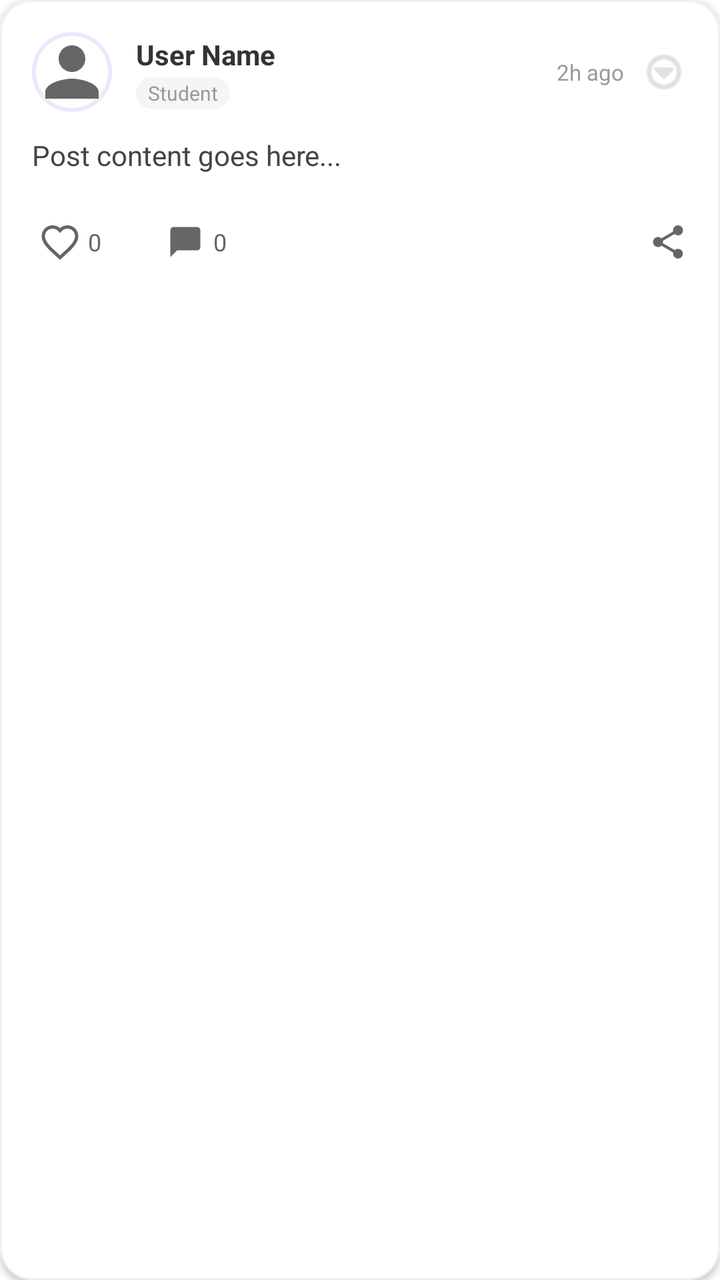
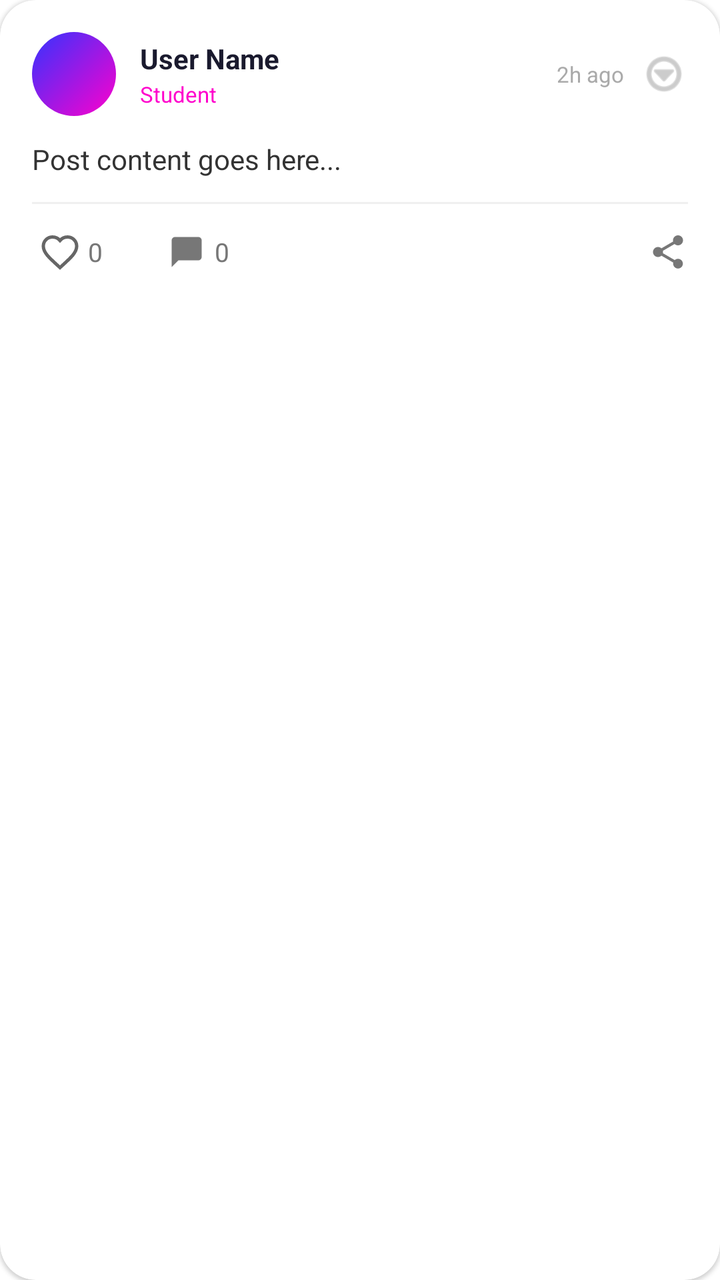

Before-and-after screenshots of an Android layout around one commit, followed by the original layout XML and the change that was made.
<!-- AndroidManifest.xml: application theme Theme.MXNexus -->
<!-- res/layout/item_post.xml -->
<?xml version="1.0" encoding="utf-8"?>
<com.google.android.material.card.MaterialCardView xmlns:android="http://schemas.android.com/apk/res/android"
    xmlns:app="http://schemas.android.com/apk/res-auto"
    android:layout_width="match_parent"
    android:layout_height="wrap_content"
    android:layout_marginHorizontal="16dp"
    android:layout_marginVertical="8dp"
    app:cardCornerRadius="16dp"
    app:cardElevation="2dp"
    app:strokeWidth="1dp"
    app:strokeColor="#F0F0F0"
    app:cardBackgroundColor="#FFFFFF">

    <LinearLayout
        android:layout_width="match_parent"
        android:layout_height="wrap_content"
        android:orientation="vertical"
        android:padding="16dp"
        android:background="#FFFFFF">

        
        <androidx.constraintlayout.widget.ConstraintLayout
            android:layout_width="match_parent"
            android:layout_height="wrap_content"
            android:layout_marginBottom="12dp">

            <ImageView
                android:id="@+id/imgPostAvatar"
                android:layout_width="40dp"
                android:layout_height="40dp"
                android:src="@drawable/ic_profile"
                android:background="@drawable/circle_avatar"
                android:scaleType="centerCrop"
                app:layout_constraintStart_toStartOf="parent"
                app:layout_constraintTop_toTopOf="parent"
                app:layout_constraintBottom_toBottomOf="parent" />

            <LinearLayout
                android:id="@+id/layoutUserInfo"
                android:layout_width="0dp"
                android:layout_height="wrap_content"
                android:orientation="vertical"
                android:layout_marginStart="12dp"
                android:layout_marginEnd="8dp"
                app:layout_constraintStart_toEndOf="@id/imgPostAvatar"
                app:layout_constraintTop_toTopOf="parent"
                app:layout_constraintBottom_toBottomOf="parent"
                app:layout_constraintEnd_toStartOf="@id/tvPostTime">

                <TextView
                    android:id="@+id/tvPostUserName"
                    android:layout_width="wrap_content"
                    android:layout_height="wrap_content"
                    android:text="User Name"
                    android:textStyle="bold"
                    android:textColor="#333333"
                    android:textSize="14sp"
                    android:singleLine="true"
                    android:ellipsize="end" />

                <TextView
                    android:id="@+id/tvPostRole"
                    android:layout_width="wrap_content"
                    android:layout_height="wrap_content"
                    android:text="Student"
                    android:textColor="#999999"
                    android:textSize="10sp"
                    android:paddingHorizontal="6dp"
                    android:paddingVertical="1dp"
                    android:layout_marginTop="2dp"
                    android:background="@drawable/role_badge" />
            </LinearLayout>

            <TextView
                android:id="@+id/tvPostTime"
                android:layout_width="wrap_content"
                android:layout_height="wrap_content"
                android:text="2h ago"
                android:textColor="#999999"
                android:textSize="11sp"
                android:layout_marginEnd="8dp"
                app:layout_constraintEnd_toStartOf="@id/btnPostMore"
                app:layout_constraintTop_toTopOf="parent"
                app:layout_constraintBottom_toBottomOf="parent" />

            <ImageView
                android:id="@+id/btnPostMore"
                android:layout_width="24dp"
                android:layout_height="24dp"
                android:src="@android:drawable/ic_menu_more"
                app:tint="#CCCCCC"
                app:layout_constraintEnd_toEndOf="parent"
                app:layout_constraintTop_toTopOf="parent"
                app:layout_constraintBottom_toBottomOf="parent" />

            
            <TextView
                android:id="@+id/btnFollow"
                android:layout_width="wrap_content"
                android:layout_height="wrap_content"
                android:text="Connect"
                android:textColor="#FF00CC"
                android:textStyle="bold"
                android:textSize="12sp"
                android:visibility="gone"
                app:layout_constraintEnd_toEndOf="parent"
                app:layout_constraintTop_toTopOf="parent" />
        </androidx.constraintlayout.widget.ConstraintLayout>

        
        <TextView
            android:id="@+id/tvPostContent"
            android:layout_width="match_parent"
            android:layout_height="wrap_content"
            android:text="Post content goes here..."
            android:textColor="#444444"
            android:textSize="14sp"
            android:lineSpacingMultiplier="1.2"
            android:layout_marginBottom="12dp" />

        
        <com.google.android.material.imageview.ShapeableImageView
            android:id="@+id/imgPostPhoto"
            android:layout_width="match_parent"
            android:layout_height="220dp"
            android:scaleType="centerCrop"
            android:visibility="gone"
            app:shapeAppearanceOverlay="@style/RoundedCorners"
            android:layout_marginBottom="12dp" />

        
        <LinearLayout
            android:layout_width="match_parent"
            android:layout_height="wrap_content"
            android:orientation="horizontal"
            android:gravity="center_vertical"
            android:layout_marginTop="8dp">

            <LinearLayout
                android:id="@+id/btnPostLike"
                android:layout_width="wrap_content"
                android:layout_height="wrap_content"
                android:orientation="horizontal"
                android:gravity="center_vertical"
                android:padding="4dp">
                <ImageView
                    android:id="@+id/icLike"
                    android:layout_width="20dp"
                    android:layout_height="20dp"
                    android:src="@drawable/ic_heart_outline" />
                <TextView
                    android:id="@+id/tvPostLikeCount"
                    android:layout_width="wrap_content"
                    android:layout_height="wrap_content"
                    android:text="0"
                    android:textSize="12sp"
                    android:textColor="#666666"
                    android:layout_marginStart="4dp" />
            </LinearLayout>

            <LinearLayout
                android:id="@+id/btnPostComment"
                android:layout_width="wrap_content"
                android:layout_height="wrap_content"
                android:orientation="horizontal"
                android:gravity="center_vertical"
                android:layout_marginStart="24dp"
                android:padding="4dp">
                <ImageView
                    android:layout_width="20dp"
                    android:layout_height="20dp"
                    android:src="@drawable/ic_comment"
                    app:tint="#666666" />
                <TextView
                    android:id="@+id/tvPostCommentCount"
                    android:layout_width="wrap_content"
                    android:layout_height="wrap_content"
                    android:text="0"
                    android:textSize="12sp"
                    android:textColor="#666666"
                    android:layout_marginStart="4dp" />
            </LinearLayout>

            <ImageView
                android:id="@+id/btnPostMessage"
                android:layout_width="20dp"
                android:layout_height="20dp"
                android:src="@drawable/ic_message"
                android:layout_marginStart="24dp"
                app:tint="#666666"
                android:visibility="gone" />

            <View
                android:layout_width="0dp"
                android:layout_height="0dp"
                android:layout_weight="1" />

            <ImageView
                android:id="@+id/btnPostShare"
                android:layout_width="20dp"
                android:layout_height="20dp"
                android:src="@drawable/ic_share"
                app:tint="#666666" />

        </LinearLayout>
    </LinearLayout>
</com.google.android.material.card.MaterialCardView>
<!-- resources referenced by this layout -->
<resources>
  <!-- drawable circle_avatar (drawable) -->
  <?xml version="1.0" encoding="utf-8"?>
  <shape xmlns:android="http://schemas.android.com/apk/res/android"
      android:shape="oval">
      <solid android:color="#FFFFFF"/>
      <stroke android:width="2dp" android:color="#F0E6FF"/>
  </shape>
  <!-- drawable ic_comment (drawable) -->
  <vector xmlns:android="http://schemas.android.com/apk/res/android"
      android:width="24dp"
      android:height="24dp"
      android:viewportWidth="24"
      android:viewportHeight="24">
    <path
        android:pathData="M21,15c0,1.1 -0.9,2 -2,2H7l-4,4V5c0,-1.1 0.9,-2 2,-2h14c1.1,0 2,0.9 2,2v10z"
        android:fillColor="#666666"/>
  </vector>
  <!-- drawable ic_heart_outline (drawable) -->
  <vector xmlns:android="http://schemas.android.com/apk/res/android"
      android:width="24dp"
      android:height="24dp"
      android:viewportWidth="24"
      android:viewportHeight="24">
      <path
          android:fillColor="#00000000"
          android:strokeColor="#666666"
          android:strokeWidth="2"
          android:pathData="M16.5,3c-1.74,0 -3.41,0.81 -4.5,2.09C10.91,3.81 9.24,3 7.5,3 4.42,3 2,5.42 2,8.5c0,3.78 3.4,6.86 8.55,11.54L12,21.35l1.45,-1.32C18.6,15.36 22,12.28 22,8.5 22,5.42 19.58,3 16.5,3z"/>
  </vector>
  <!-- drawable ic_message (drawable) -->
  <?xml version="1.0" encoding="utf-8"?>
  <vector xmlns:android="http://schemas.android.com/apk/res/android"
      android:width="24dp"
      android:height="24dp"
      android:viewportWidth="24"
      android:viewportHeight="24">
      <path
          android:fillColor="#666666"
          android:pathData="M20,2H4C2.9,2 2,2.9 2,4v18l4,-4h14c1.1,0 2,-0.9 2,-2V4C22,2.9 21.1,2 20,2z"/>
  </vector>
  <!-- drawable ic_profile (drawable) -->
  <vector xmlns:android="http://schemas.android.com/apk/res/android"
      android:width="24dp"
      android:height="24dp"
      android:viewportWidth="24"
      android:viewportHeight="24">
    <path
        android:pathData="M12,12c2.21,0 4,-1.79 4,-4s-1.79,-4 -4,-4 -4,1.79 -4,4 1.79,4 4,4zm0,2c-2.67,0 -8,1.34 -8,4v2h16v-2c0,-2.66 -5.33,-4 -8,-4z"
        android:fillColor="#666666"/>
  </vector>
  <!-- drawable role_badge (drawable) -->
  <?xml version="1.0" encoding="utf-8"?>
  <shape xmlns:android="http://schemas.android.com/apk/res/android">
      <solid android:color="#F5F5F5" />
      <corners android:radius="8dp" />
      <padding android:left="10dp" android:right="10dp" android:top="2dp" android:bottom="2dp" />
  </shape>
  <style name="RoundedCorners">
          <item name="cornerFamily">rounded</item>
          <item name="cornerSize">12dp</item>
      </style>
  <style name="Theme.MXNexus" parent="Base.Theme.MXNexus" />
  <style name="Base.Theme.MXNexus" parent="Theme.Material3.Light.NoActionBar">
          <item name="colorPrimary">@color/primary</item>
          <item name="colorOnPrimary">@color/surface</item>
          <item name="colorSecondary">@color/accent</item>
          <item name="android:colorBackground">@color/background</item>
          <item name="android:fontFamily">sans-serif</item>
          <item name="android:textColorPrimary">#1A1A2E</item>
          <item name="materialButtonStyle">@style/WhiteTextButton</item>
      </style>
  <color name="primary">#FF00CC</color>
  <color name="surface">#FFFFFF</color>
  <color name="accent">#3333FF</color>
  <color name="background">#FFFFFF</color>
  <style name="WhiteTextButton" parent="Widget.MaterialComponents.Button">
          <item name="android:textColor">#FFFFFF</item>
      </style>
  <!-- unchanged entries left out for length: 1 -->
</resources>

<!-- the commit's change to res/layout/item_post.xml (unified diff, before → after) -->
@@ -3,20 +3,18 @@
     xmlns:app="http://schemas.android.com/apk/res-auto"
     android:layout_width="match_parent"
     android:layout_height="wrap_content"
-    android:layout_marginHorizontal="16dp"
-    android:layout_marginVertical="8dp"
-    app:cardCornerRadius="16dp"
-    app:cardElevation="2dp"
-    app:strokeWidth="1dp"
-    app:strokeColor="#F0F0F0"
-    app:cardBackgroundColor="#FFFFFF">
+    android:layout_marginHorizontal="12dp"
+    android:layout_marginVertical="5dp"
+    app:cardCornerRadius="18dp"
+    app:cardElevation="1dp"
+    app:strokeWidth="0dp"
+    app:cardBackgroundColor="@color/card_bg">
 
     <LinearLayout
         android:layout_width="match_parent"
         android:layout_height="wrap_content"
         android:orientation="vertical"
-        android:padding="16dp"
-        android:background="#FFFFFF">
+        android:padding="16dp">
 
         
         <androidx.constraintlayout.widget.ConstraintLayout
@@ -24,16 +22,31 @@
             android:layout_height="wrap_content"
             android:layout_marginBottom="12dp">
 
-            <ImageView
-                android:id="@+id/imgPostAvatar"
-                android:layout_width="40dp"
-                android:layout_height="40dp"
-                android:src="@drawable/ic_profile"
-                android:background="@drawable/circle_avatar"
-                android:scaleType="centerCrop"
+            <FrameLayout
+                android:id="@+id/layoutPostAvatar"
+                android:layout_width="42dp"
+                android:layout_height="42dp"
                 app:layout_constraintStart_toStartOf="parent"
                 app:layout_constraintTop_toTopOf="parent"
-                app:layout_constraintBottom_toBottomOf="parent" />
+                app:layout_constraintBottom_toBottomOf="parent">
+
+                <TextView
+                    android:id="@+id/tvPostAvatarInitial"
+                    android:layout_width="match_parent"
+                    android:layout_height="match_parent"
+                    android:background="@drawable/gradient_avatar_bg"
+                    android:gravity="center"
+                    android:textColor="#FFFFFF"
+                    android:textSize="18sp"
+                    android:textStyle="bold" />
+
+                <ImageView
+                    android:id="@+id/imgPostAvatar"
+                    android:layout_width="match_parent"
+                    android:layout_height="match_parent"
+                    android:scaleType="centerCrop"
+                    android:visibility="gone" />
+            </FrameLayout>
 
             <LinearLayout
                 android:id="@+id/layoutUserInfo"
@@ -42,7 +55,7 @@
                 android:orientation="vertical"
                 android:layout_marginStart="12dp"
                 android:layout_marginEnd="8dp"
-                app:layout_constraintStart_toEndOf="@id/imgPostAvatar"
+                app:layout_constraintStart_toEndOf="@id/layoutPostAvatar"
                 app:layout_constraintTop_toTopOf="parent"
                 app:layout_constraintBottom_toBottomOf="parent"
                 app:layout_constraintEnd_toStartOf="@id/tvPostTime">
@@ -53,7 +66,7 @@
                     android:layout_height="wrap_content"
                     android:text="User Name"
                     android:textStyle="bold"
-                    android:textColor="#333333"
+                    android:textColor="@color/text_dark"
                     android:textSize="14sp"
                     android:singleLine="true"
                     android:ellipsize="end" />
@@ -63,12 +76,9 @@
                     android:layout_width="wrap_content"
                     android:layout_height="wrap_content"
                     android:text="Student"
-                    android:textColor="#999999"
-                    android:textSize="10sp"
-                    android:paddingHorizontal="6dp"
-                    android:paddingVertical="1dp"
-                    android:layout_marginTop="2dp"
-                    android:background="@drawable/role_badge" />
+                    android:textColor="@color/primary"
+                    android:textSize="11sp"
+                    android:layout_marginTop="1dp" />
             </LinearLayout>
 
             <TextView
@@ -76,7 +86,7 @@
                 android:layout_width="wrap_content"
                 android:layout_height="wrap_content"
                 android:text="2h ago"
-                android:textColor="#999999"
+                android:textColor="@color/text_hint"
                 android:textSize="11sp"
                 android:layout_marginEnd="8dp"
                 app:layout_constraintEnd_toStartOf="@id/btnPostMore"
@@ -88,7 +98,8 @@
                 android:layout_width="24dp"
                 android:layout_height="24dp"
                 android:src="@android:drawable/ic_menu_more"
-                app:tint="#CCCCCC"
+                app:tint="@color/text_hint"
+                android:background="?attr/selectableItemBackgroundBorderless"
                 app:layout_constraintEnd_toEndOf="parent"
                 app:layout_constraintTop_toTopOf="parent"
                 app:layout_constraintBottom_toBottomOf="parent" />
@@ -99,7 +110,7 @@
                 android:layout_width="wrap_content"
                 android:layout_height="wrap_content"
                 android:text="Connect"
-                android:textColor="#FF00CC"
+                android:textColor="@color/primary"
                 android:textStyle="bold"
                 android:textSize="12sp"
                 android:visibility="gone"
@@ -113,9 +124,9 @@
             android:layout_width="match_parent"
             android:layout_height="wrap_content"
             android:text="Post content goes here..."
-            android:textColor="#444444"
+            android:textColor="@color/text_primary"
             android:textSize="14sp"
-            android:lineSpacingMultiplier="1.2"
+            android:lineSpacingMultiplier="1.3"
             android:layout_marginBottom="12dp" />
 
         
@@ -129,12 +140,18 @@
             android:layout_marginBottom="12dp" />
 
         
+        <View
+            android:layout_width="match_parent"
+            android:layout_height="1dp"
+            android:background="@color/card_stroke"
+            android:layout_marginBottom="10dp" />
+
+        
         <LinearLayout
             android:layout_width="match_parent"
             android:layout_height="wrap_content"
             android:orientation="horizontal"
-            android:gravity="center_vertical"
-            android:layout_marginTop="8dp">
+            android:gravity="center_vertical">
 
             <LinearLayout
                 android:id="@+id/btnPostLike"
@@ -142,7 +159,8 @@
                 android:layout_height="wrap_content"
                 android:orientation="horizontal"
                 android:gravity="center_vertical"
-                android:padding="4dp">
+                android:padding="4dp"
+                android:background="?attr/selectableItemBackgroundBorderless">
                 <ImageView
                     android:id="@+id/icLike"
                     android:layout_width="20dp"
@@ -153,8 +171,8 @@
                     android:layout_width="wrap_content"
                     android:layout_height="wrap_content"
                     android:text="0"
-                    android:textSize="12sp"
-                    android:textColor="#666666"
+                    android:textSize="13sp"
+                    android:textColor="@color/text_secondary"
                     android:layout_marginStart="4dp" />
             </LinearLayout>
 
@@ -165,19 +183,20 @@
                 android:orientation="horizontal"
                 android:gravity="center_vertical"
                 android:layout_marginStart="24dp"
-                android:padding="4dp">
+                android:padding="4dp"
+                android:background="?attr/selectableItemBackgroundBorderless">
                 <ImageView
                     android:layout_width="20dp"
                     android:layout_height="20dp"
                     android:src="@drawable/ic_comment"
-                    app:tint="#666666" />
+                    app:tint="@color/text_secondary" />
                 <TextView
                     android:id="@+id/tvPostCommentCount"
                     android:layout_width="wrap_content"
                     android:layout_height="wrap_content"
                     android:text="0"
-                    android:textSize="12sp"
-                    android:textColor="#666666"
+                    android:textSize="13sp"
+                    android:textColor="@color/text_secondary"
                     android:layout_marginStart="4dp" />
             </LinearLayout>
 
@@ -187,7 +206,7 @@
                 android:layout_height="20dp"
                 android:src="@drawable/ic_message"
                 android:layout_marginStart="24dp"
-                app:tint="#666666"
+                app:tint="@color/text_secondary"
                 android:visibility="gone" />
 
             <View
@@ -200,7 +219,8 @@
                 android:layout_width="20dp"
                 android:layout_height="20dp"
                 android:src="@drawable/ic_share"
-                app:tint="#666666" />
+                app:tint="@color/text_secondary"
+                android:background="?attr/selectableItemBackgroundBorderless" />
 
         </LinearLayout>
     </LinearLayout>
<!-- resource entries referenced after the edit -->
@@ -1,12 +1,7 @@
 <!-- resources referenced by this layout -->
 <resources>
-  <!-- drawable circle_avatar (drawable) -->
-  <?xml version="1.0" encoding="utf-8"?>
-  <shape xmlns:android="http://schemas.android.com/apk/res/android"
-      android:shape="oval">
-      <solid android:color="#FFFFFF"/>
-      <stroke android:width="2dp" android:color="#F0E6FF"/>
-  </shape>
+  <color name="card_bg">#FFFFFF</color>
+  <color name="card_stroke">#F0F0F0</color>
   <!-- drawable ic_comment (drawable) -->
   <vector xmlns:android="http://schemas.android.com/apk/res/android"
       android:width="24dp"
@@ -40,23 +35,6 @@
           android:fillColor="#666666"
           android:pathData="M20,2H4C2.9,2 2,2.9 2,4v18l4,-4h14c1.1,0 2,-0.9 2,-2V4C22,2.9 21.1,2 20,2z"/>
   </vector>
-  <!-- drawable ic_profile (drawable) -->
-  <vector xmlns:android="http://schemas.android.com/apk/res/android"
-      android:width="24dp"
-      android:height="24dp"
-      android:viewportWidth="24"
-      android:viewportHeight="24">
-    <path
-        android:pathData="M12,12c2.21,0 4,-1.79 4,-4s-1.79,-4 -4,-4 -4,1.79 -4,4 1.79,4 4,4zm0,2c-2.67,0 -8,1.34 -8,4v2h16v-2c0,-2.66 -5.33,-4 -8,-4z"
-        android:fillColor="#666666"/>
-  </vector>
-  <!-- drawable role_badge (drawable) -->
-  <?xml version="1.0" encoding="utf-8"?>
-  <shape xmlns:android="http://schemas.android.com/apk/res/android">
-      <solid android:color="#F5F5F5" />
-      <corners android:radius="8dp" />
-      <padding android:left="10dp" android:right="10dp" android:top="2dp" android:bottom="2dp" />
-  </shape>
   <style name="RoundedCorners">
           <item name="cornerFamily">rounded</item>
           <item name="cornerSize">12dp</item>
@@ -72,6 +50,19 @@
           <item name="materialButtonStyle">@style/WhiteTextButton</item>
       </style>
   <color name="primary">#FF00CC</color>
+  <color name="text_dark">#1A1A2E</color>
+  <color name="text_hint">#AAAAAA</color>
+  <color name="text_primary">#333333</color>
+  <color name="text_secondary">#777777</color>
+  <!-- drawable gradient_avatar_bg (drawable) -->
+  <?xml version="1.0" encoding="utf-8"?>
+  <shape xmlns:android="http://schemas.android.com/apk/res/android"
+      android:shape="oval">
+      <gradient
+          android:startColor="#FF00CC"
+          android:endColor="#3333FF"
+          android:angle="135"/>
+  </shape>
   <color name="surface">#FFFFFF</color>
   <color name="accent">#3333FF</color>
   <color name="background">#FFFFFF</color>
